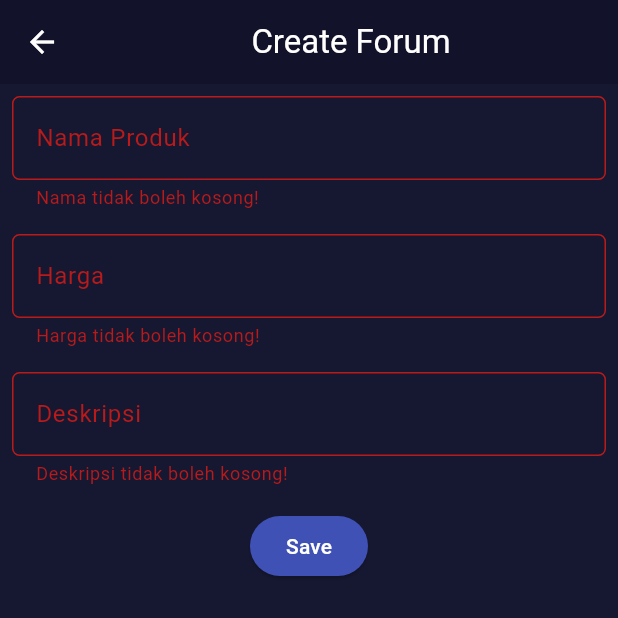
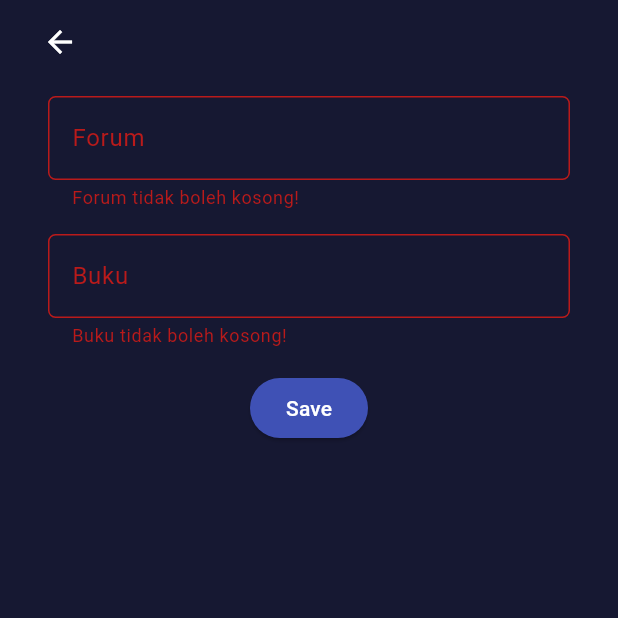
Before and after one commit to PBP-C13/ReadHub-mobile, a Flutter app: the CreateForum screen opened directly, after a tap on "Save", on a phone screen of 412 x 824 dp, the top half of it. Run offline on Flutter 3.47's test engine with Material 3 defaults, Android fonts, the phone set to English and light mode, and no system bars; our stand-ins replace cached_network_image, google_fonts; missing offline and left inert: pbp_django_auth; network calls fail.

Commit message:
minor change

```diff
--- a/lib/screens/navigation/community.dart
+++ b/lib/screens/navigation/community.dart
@@ -76,7 +76,7 @@ class _CommunityScreenState extends State<CommunityScreen> {
                       Container(
                         color: Warna.blue,
                         width: screenWidth,
-                        height: screenHeight / 3.5,
+                        height: screenHeight / 3.8,
                         child: Image.asset(
                           'assets/images/Community.png',
                           fit: BoxFit.cover,
--- a/lib/screens/navigation/explore.dart
+++ b/lib/screens/navigation/explore.dart
@@ -138,7 +138,7 @@ class _ExploreScreenState extends State<ExploreScreen> {
                           ),
                           itemCount: snapshot.data!.length,
                           itemBuilder: (_, index) => Card(
-                            color: Warna.lightcyan,
+                            color: Warna.backgroundlight,
                             elevation: 4.0,
                             margin: const EdgeInsets.all(8.0),
                             child: Padding(
--- a/lib/widgets/create_forum.dart
+++ b/lib/widgets/create_forum.dart
@@ -15,7 +15,6 @@ class CreateForum extends StatefulWidget {
 class _CreateForumState extends State<CreateForum> {
   final _formKey = GlobalKey<FormState>();
   String _name = "";
-  int _price = 0;
   String _description = "";
   @override
   Widget build(BuildContext context) {
@@ -23,15 +22,22 @@ class _CreateForumState extends State<CreateForum> {
   return Scaffold(
     backgroundColor: Warna.background,
     appBar: AppBar(
-        title: const Center(
-        child: Text(
-            'Create Forum',
+    title: const Center(),
+    backgroundColor: Warna.background,
+    iconTheme: IconThemeData(color: Colors.white),
+    leading: Padding(
+      padding: EdgeInsets.only(left: 20), // Add padding of 28 pixels to the left
+      child: IconButton(
+        icon: Icon(Icons.arrow_back),
+        onPressed: () {
+          Navigator.of(context).pop(); // This line will navigate back
+        },
       ),
     ),
-        backgroundColor: Warna.backgrounddark,
-        foregroundColor: Colors.white,
   ),
-    body: Form(
+    body: Padding(
+      padding: const EdgeInsets.symmetric(horizontal: 24.0),
+      child: Form(
           key: _formKey,
           child: SingleChildScrollView(
               child: Column(
@@ -41,8 +47,8 @@ class _CreateForumState extends State<CreateForum> {
                       padding: const EdgeInsets.all(8.0),
                       child: TextFormField(
                           decoration: InputDecoration(
-                        hintText: "Nama Produk",
-                        labelText: "Nama Produk",
+                          hintText: "Forum",
+                          labelText: "Forum",
                           border: OutlineInputBorder(
                               borderRadius: BorderRadius.circular(5.0),
                           ),
@@ -54,7 +60,7 @@ class _CreateForumState extends State<CreateForum> {
                           },
                           validator: (String? value) {
                           if (value == null || value.isEmpty) {
-                            return "Nama tidak boleh kosong!";
+                              return "Forum tidak boleh kosong!";
                           }
                           return null;
                           },
@@ -64,35 +70,8 @@ class _CreateForumState extends State<CreateForum> {
                       padding: const EdgeInsets.all(8.0),
                       child: TextFormField(
                           decoration: InputDecoration(
-                        hintText: "Harga",
-                        labelText: "Harga",
-                        border: OutlineInputBorder(
-                            borderRadius: BorderRadius.circular(5.0),
-                        ),
-                        ),
-                        // TODO: Tambahkan variabel yang sesuai
-                        onChanged: (String? value) {
-                        setState(() {
-                            _price = int.parse(value!);
-                        });
-                        },
-                        validator: (String? value) {
-                        if (value == null || value.isEmpty) {
-                            return "Harga tidak boleh kosong!";
-                        }
-                        if (int.tryParse(value) == null) {
-                            return "Harga harus berupa angka!";
-                        }
-                        return null;
-                        },
-                    ),
-                    ),
-                    Padding(
-                    padding: const EdgeInsets.all(8.0),
-                    child: TextFormField(
-                        decoration: InputDecoration(
-                        hintText: "Deskripsi",
-                        labelText: "Deskripsi",
+                          hintText: "Buku",
+                          labelText: "Buku",
                           border: OutlineInputBorder(
                               borderRadius: BorderRadius.circular(5.0),
                           ),
@@ -105,7 +84,7 @@ class _CreateForumState extends State<CreateForum> {
                           },
                           validator: (String? value) {
                           if (value == null || value.isEmpty) {
-                            return "Deskripsi tidak boleh kosong!";
+                              return "Buku tidak boleh kosong!";
                           }
                           return null;
                           },
@@ -127,7 +106,6 @@ class _CreateForumState extends State<CreateForum> {
                                         "http://127.0.0.1:8000/create-flutter/",
                                         jsonEncode(<String, String>{
                                             'name': _name,
-                                          'price': _price.toString(),
                                             'description': _description,
                                         }));
                                         if (response['status'] == 'success') {
@@ -146,7 +124,6 @@ class _CreateForumState extends State<CreateForum> {
                                                       crossAxisAlignment: CrossAxisAlignment.start,
                                                       children: [
                                                         Text('Nama: $_name'),
-                                                      Text('Harga: $_price'),
                                                         Text('Deskripsi: $_description'),
                                                       ],
                                                     ),
@@ -187,6 +164,7 @@ class _CreateForumState extends State<CreateForum> {
                   )
               ),
           ),
+    ),
     );
   }
 }
```
Also changed, not shown: lib/widgets/community_forum.dart (+8 -5 lines), 1 other file. Lines whose indentation alone changed are shown as unchanged.
